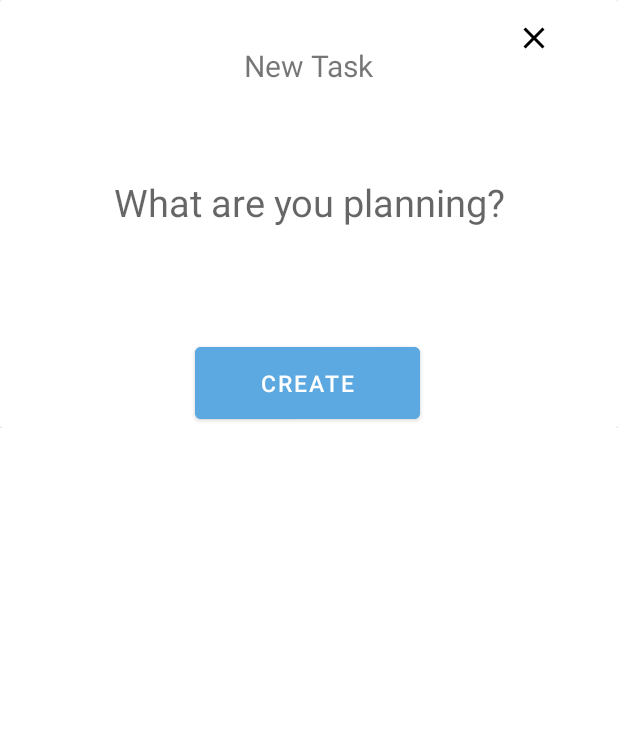
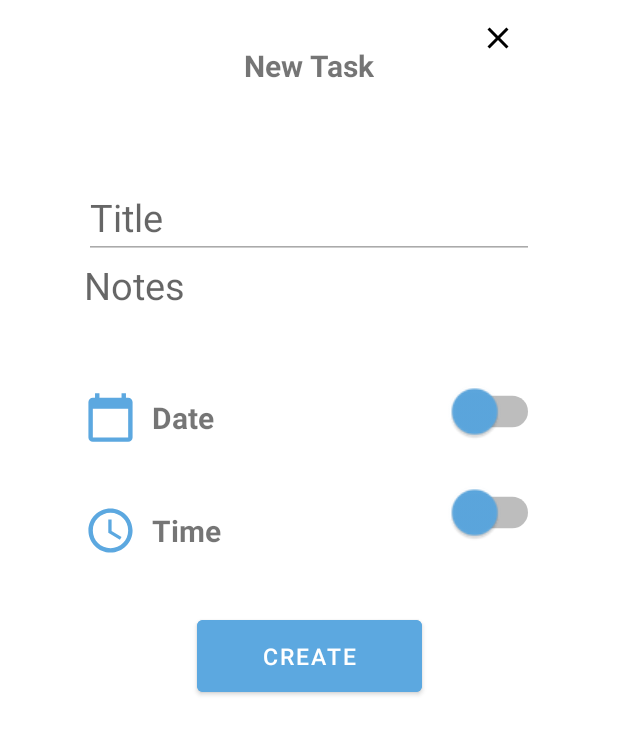
Before and after one commit to Pallypowa/Android-To-Do-App, an Android app: the layout activity_task_create.xml on its own in the app's theme, with its tools: preview values and no code run, on a phone screen of 412 x 824 dp. Shown: the top 734 px of the screen. Run offline under Robolectric (Android 15) with nearby library versions, the phone set to English and light mode, and no system bars.

Commit message:
Minor changes

```diff
--- a/src/main/java/com/example/todoapp/activities/CreateTaskFragment.kt
+++ b/src/main/java/com/example/todoapp/activities/CreateTaskFragment.kt
@@ -1,19 +1,17 @@
 package com.example.todoapp.activities
 
-import android.app.DatePickerDialog
+import android.content.Intent
 import android.os.Build
 import android.os.Bundle
+import android.transition.Visibility
 import android.view.LayoutInflater
 import android.view.View
 import android.view.ViewGroup
-import android.widget.DatePicker
 import androidx.annotation.RequiresApi
 import androidx.fragment.app.DialogFragment
 import com.example.todoapp.R
 import kotlinx.android.synthetic.main.activity_task_create.*
 import kotlinx.android.synthetic.main.activity_task_create.view.*
-import java.util.*
-import javax.xml.datatype.DatatypeConstants.MONTHS
 
 class CreateTaskFragment(private val listener: CreateTaskListener): DialogFragment() {
 
@@ -31,7 +29,7 @@ class CreateTaskFragment(private val listener: CreateTaskListener): DialogFragme
         val rootView = inflater.inflate(R.layout.activity_task_create, container, false)
 
         rootView.create_button.setOnClickListener{
-            listener.onCreateTask(task_text2.text.toString())
+            listener.onCreateTask(task_title.text.toString())
             dismiss()
         }
 
--- a/src/main/java/com/example/todoapp/activities/MainActivity.kt
+++ b/src/main/java/com/example/todoapp/activities/MainActivity.kt
@@ -73,7 +73,7 @@ class MainActivity : AppCompatActivity(), RecyclerViewAdapter.OnItemClickListene
             longTexts[taskIndex] = taskLongText
         }
 
-        //generateTestData()
+        //generateTestData(0, 10)
 
         setTaskNumber()
 
@@ -82,8 +82,6 @@ class MainActivity : AppCompatActivity(), RecyclerViewAdapter.OnItemClickListene
             ItemTouchHelper.UP or ItemTouchHelper.DOWN or ItemTouchHelper.START or ItemTouchHelper.END,
             ItemTouchHelper.LEFT or ItemTouchHelper.RIGHT
         ) {
-            var from = 0
-            var to = 0
 
             override fun onMove(
                 recyclerView: RecyclerView,
@@ -93,9 +91,9 @@ class MainActivity : AppCompatActivity(), RecyclerViewAdapter.OnItemClickListene
 
                 val recAdapter = recyclerView.adapter as RecyclerViewAdapter
 
-                from = viewHolder.adapterPosition
+                val from = viewHolder.adapterPosition
 
-                to = target.adapterPosition
+                val to = target.adapterPosition
 
                 recAdapter.notifyItemMoved(from, to)
 
@@ -393,12 +391,12 @@ class MainActivity : AppCompatActivity(), RecyclerViewAdapter.OnItemClickListene
         longTexts = temp
     }
 
-    private fun generateTestData() {
-        for (i in 0..10) {
+    private fun generateTestData(startIndex: Int, endIndex: Int) {
+        for (i in startIndex..endIndex) {
             data?.add(Task("Task $i", false))
             longTexts[i] = i.toString()
         }
-        adapter?.notifyItemRangeInserted(0, 10)
+        adapter?.notifyItemRangeInserted(startIndex, endIndex)
     }
 
     //OnClickListener for RecyclerView items
--- a/src/main/java/com/example/todoapp/data/SharedPreferencesHandler.kt
+++ b/src/main/java/com/example/todoapp/data/SharedPreferencesHandler.kt
@@ -48,7 +48,6 @@ class SharedPreferencesHandler(private val activity: Activity) {
         if (data == null) {
             data = ArrayList()
         }
-
          */
 
         json = sharedPreferences.getString(sharedPrefLtext, null)
@@ -59,6 +58,5 @@ class SharedPreferencesHandler(private val activity: Activity) {
         if (temp != null) MainActivity.longTexts = temp
 
         return data
-
     }
 }
--- /dev/null
+++ b/src/main/res/drawable/ic_baseline_arrow_forward_24.xml
@@ -0,0 +1,5 @@
+<vector android:autoMirrored="true" android:height="24dp"
+    android:tint="#FFFFFF" android:viewportHeight="24"
+    android:viewportWidth="24" android:width="24dp" xmlns:android="http://schemas.android.com/apk/res/android">
+    <path android:fillColor="@android:color/white" android:pathData="M12,4l-1.41,1.41L16.17,11H4v2h12.17l-5.58,5.59L12,20l8,-8z"/>
+</vector>
--- /dev/null
+++ b/src/main/res/drawable/ic_baseline_calendar.xml
@@ -0,0 +1,5 @@
+<vector android:height="24dp" android:tint="#FFFFFF"
+    android:viewportHeight="24" android:viewportWidth="24"
+    android:width="24dp" xmlns:android="http://schemas.android.com/apk/res/android">
+    <path android:fillColor="@android:color/white" android:pathData="M20,3h-1L19,1h-2v2L7,3L7,1L5,1v2L4,3c-1.1,0 -2,0.9 -2,2v16c0,1.1 0.9,2 2,2h16c1.1,0 2,-0.9 2,-2L22,5c0,-1.1 -0.9,-2 -2,-2zM20,21L4,21L4,8h16v13z"/>
+</vector>
--- /dev/null
+++ b/src/main/res/drawable/ic_baseline_time.xml
@@ -0,0 +1,6 @@
+<vector android:height="24dp" android:tint="#FFFFFF"
+    android:viewportHeight="24" android:viewportWidth="24"
+    android:width="24dp" xmlns:android="http://schemas.android.com/apk/res/android">
+    <path android:fillColor="@android:color/white" android:pathData="M11.99,2C6.47,2 2,6.48 2,12s4.47,10 9.99,10C17.52,22 22,17.52 22,12S17.52,2 11.99,2zM12,20c-4.42,0 -8,-3.58 -8,-8s3.58,-8 8,-8 8,3.58 8,8 -3.58,8 -8,8z"/>
+    <path android:fillColor="@android:color/white" android:pathData="M12.5,7H11v6l5.25,3.15 0.75,-1.23 -4.5,-2.67z"/>
+</vector>
--- a/src/main/res/layout/activity_task_create.xml
+++ b/src/main/res/layout/activity_task_create.xml
@@ -3,25 +3,41 @@
     xmlns:app="http://schemas.android.com/apk/res-auto"
     xmlns:tools="http://schemas.android.com/tools"
     android:layout_width="match_parent"
-    android:layout_height="wrap_content"
+    android:layout_height="match_parent"
     android:orientation="vertical"
     android:visibility="visible">
+        <androidx.constraintlayout.widget.ConstraintLayout
+            android:layout_width="400dp"
+            android:layout_height="wrap_content"
+            android:layout_gravity="center"
+            android:background="@android:color/transparent"
+            android:foregroundGravity="center">
 
-    <androidx.cardview.widget.CardView
-        android:layout_width="match_parent"
-        android:layout_height="match_parent">
 
-        <androidx.constraintlayout.widget.ConstraintLayout
-            android:layout_width="match_parent"
-            android:layout_height="match_parent"
-            android:background="@android:color/transparent">
-
+            <EditText
+                android:id="@+id/task_longtext"
+                android:layout_width="300dp"
+                android:layout_height="wrap_content"
+                android:background="@null"
+                android:ems="10"
+                android:gravity="start|top"
+                android:hint="Notes"
+                android:inputType="textMultiLine"
+                android:maxLength="100"
+                android:minHeight="48dp"
+                android:singleLine="true"
+                android:textAlignment="viewStart"
+                android:textSize="25sp"
+                app:layout_constraintEnd_toEndOf="@+id/task_title"
+                app:layout_constraintHorizontal_bias="0.504"
+                app:layout_constraintStart_toStartOf="@+id/task_title"
+                app:layout_constraintTop_toBottomOf="@+id/task_title" />
 
             <ImageButton
                 android:id="@+id/cancel_button"
                 android:layout_width="wrap_content"
                 android:layout_height="wrap_content"
-                android:layout_marginLeft="50dp"
+                android:layout_marginStart="8dp"
                 android:layout_marginTop="20dp"
                 android:background="@android:color/transparent"
                 android:minWidth="48dp"
@@ -35,18 +51,19 @@
                 tools:srcCompat="@drawable/ic_baseline_clear_24" />
 
             <EditText
-                android:id="@+id/task_text2"
-                android:layout_width="400dp"
+                android:id="@+id/task_title"
+                android:layout_width="300dp"
                 android:layout_height="wrap_content"
                 android:layout_marginTop="60dp"
-                android:background="@null"
+                android:backgroundTint="@android:color/darker_gray"
                 android:ems="10"
                 android:gravity="start|top"
-                android:hint="What are you planning?"
+                android:hint="Title"
                 android:inputType="textMultiLine"
+                android:maxLength="30"
                 android:minHeight="48dp"
                 android:singleLine="true"
-                android:textAlignment="center"
+                android:textAlignment="viewStart"
                 android:textSize="25sp"
                 app:layout_constraintEnd_toEndOf="parent"
                 app:layout_constraintStart_toStartOf="parent"
@@ -57,14 +74,13 @@
                 android:id="@+id/create_button"
                 android:layout_width="150dp"
                 android:layout_height="60dp"
-                android:layout_marginTop="60dp"
+                android:layout_marginTop="40dp"
                 android:backgroundTint="#5ca8e0"
                 android:text="@string/create"
                 android:textSize="15sp"
-                app:layout_constraintEnd_toEndOf="@+id/task_text2"
-                app:layout_constraintHorizontal_bias="0.496"
-                app:layout_constraintStart_toStartOf="@+id/task_text2"
-                app:layout_constraintTop_toBottomOf="@+id/task_text2" />
+                app:layout_constraintEnd_toEndOf="@+id/task_title"
+                app:layout_constraintStart_toStartOf="@+id/task_title"
+                app:layout_constraintTop_toBottomOf="@+id/textView8" />
 
             <TextView
                 android:id="@+id/textView3"
@@ -73,11 +89,76 @@
                 android:layout_marginTop="30dp"
                 android:text="@string/new_task"
                 android:textSize="20sp"
+                android:textStyle="bold"
                 app:layout_constraintEnd_toEndOf="parent"
                 app:layout_constraintStart_toStartOf="parent"
                 app:layout_constraintTop_toTopOf="parent" />
 
+            <TextView
+                android:id="@+id/textView7"
+                android:layout_width="wrap_content"
+                android:layout_height="wrap_content"
+                android:layout_marginStart="10dp"
+                android:text="Date"
+                android:textSize="20sp"
+                android:textStyle="bold"
+                app:layout_constraintBottom_toBottomOf="@+id/imageView5"
+                app:layout_constraintStart_toEndOf="@+id/imageView5"
+                app:layout_constraintTop_toTopOf="@+id/imageView5" />
+
+            <Switch
+                android:id="@+id/switch5"
+                android:layout_width="wrap_content"
+                android:layout_height="wrap_content"
+                android:layout_marginTop="40dp"
+                android:scaleX="1.5"
+                android:scaleY="1.5"
+                android:thumbTint="#5ca8e0"
+                app:layout_constraintEnd_toEndOf="@+id/task_longtext"
+                app:layout_constraintTop_toBottomOf="@+id/task_longtext" />
+
+            <ImageView
+                android:id="@+id/imageView5"
+                android:layout_width="35dp"
+                android:layout_height="35dp"
+                android:layout_marginTop="40dp"
+                android:tint="#5ca8e0"
+                app:layout_constraintStart_toStartOf="@+id/task_longtext"
+                app:layout_constraintTop_toBottomOf="@+id/task_longtext"
+                app:srcCompat="@drawable/ic_baseline_calendar" />
+
+            <TextView
+                android:id="@+id/textView8"
+                android:layout_width="wrap_content"
+                android:layout_height="wrap_content"
+                android:layout_marginStart="10dp"
+                android:text="Time"
+                android:textSize="20sp"
+                android:textStyle="bold"
+                app:layout_constraintBottom_toBottomOf="@+id/imageView6"
+                app:layout_constraintStart_toEndOf="@+id/imageView6"
+                app:layout_constraintTop_toTopOf="@+id/imageView6" />
+
+            <ImageView
+                android:id="@+id/imageView6"
+                android:layout_width="35dp"
+                android:layout_height="35dp"
+                android:layout_marginTop="40dp"
+                android:tint="#5ca8e0"
+                app:layout_constraintStart_toStartOf="@+id/imageView5"
+                app:layout_constraintTop_toBottomOf="@+id/imageView5"
+                app:srcCompat="@drawable/ic_baseline_time" />
+
+            <Switch
+                android:id="@+id/switch6"
+                android:layout_width="wrap_content"
+                android:layout_height="wrap_content"
+                android:layout_marginTop="40dp"
+                android:scaleX="1.5"
+                android:scaleY="1.5"
+                android:thumbTint="#5ca8e0"
+                app:layout_constraintEnd_toEndOf="@+id/switch5"
+                app:layout_constraintTop_toBottomOf="@+id/switch5" />
+
         </androidx.constraintlayout.widget.ConstraintLayout>
-    </androidx.cardview.widget.CardView>
-
 </LinearLayout>
--- /dev/null
+++ b/src/main/res/layout/dialog_fragment_details.xml
@@ -0,0 +1,7 @@
+<?xml version="1.0" encoding="utf-8"?>
+<LinearLayout xmlns:android="http://schemas.android.com/apk/res/android"
+    android:orientation="vertical"
+    android:layout_width="match_parent"
+    android:layout_height="match_parent">
+
+</LinearLayout>
```
